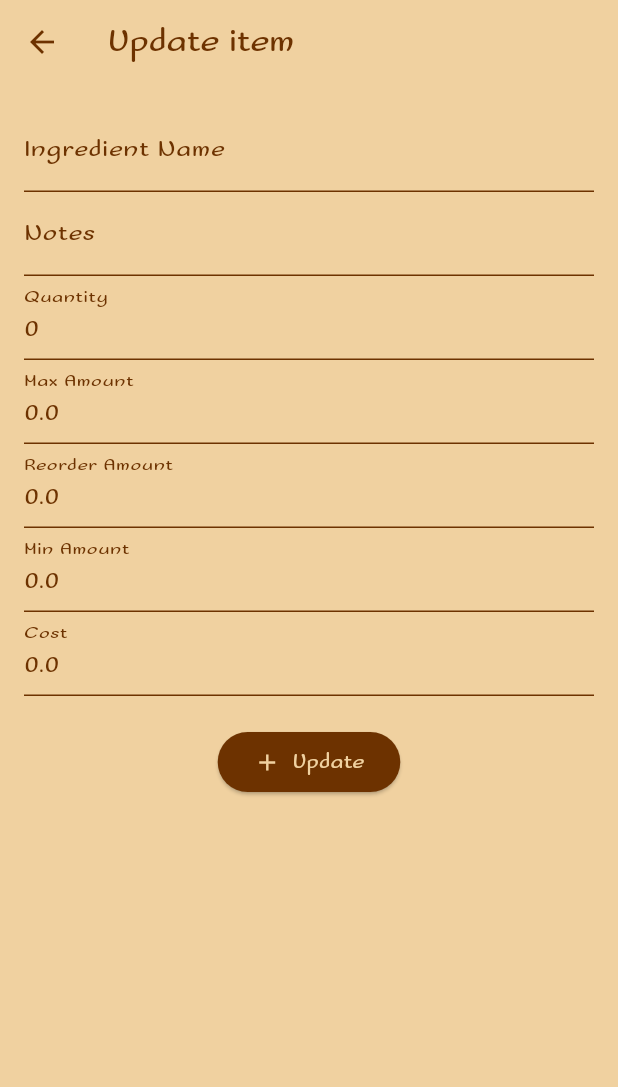
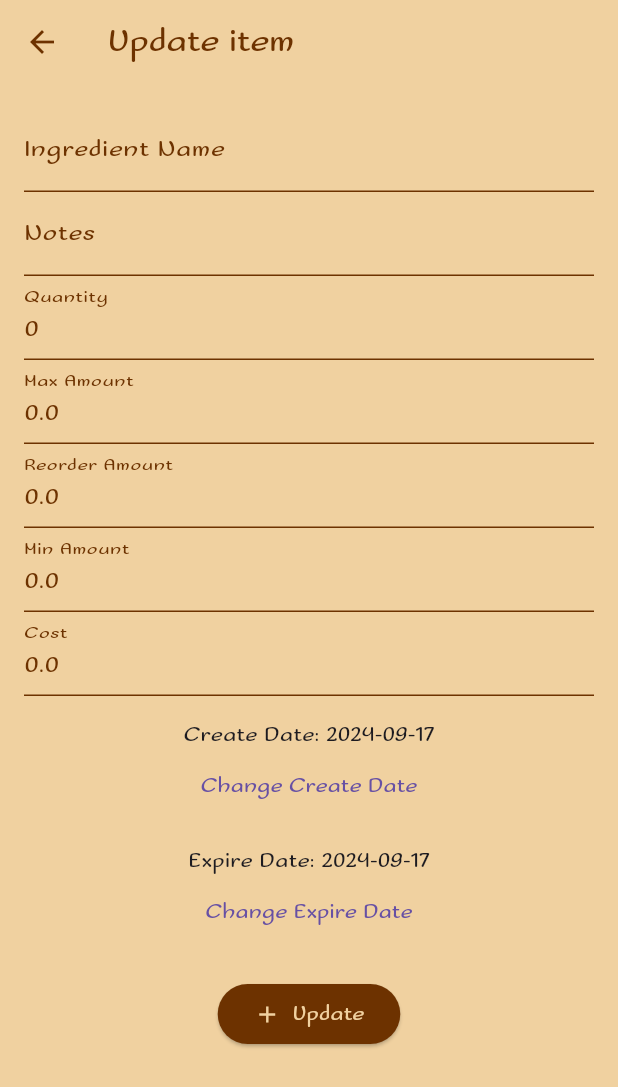
Before and after one commit to Jayjolie1026/BakeryManagement, a Flutter app: the ItemDetailPage screen opened directly with empty values, after a tap on "Update", on a phone screen of 412 x 824 dp. Shown: the top 1087 px of the screen. Run offline on Flutter 3.47's test engine with Material 3 defaults, Android fonts, the phone set to English and light mode, and no system bars.

Commit message:
fix DateTime bugs

```diff
--- a/bakery_management/lib/pages/inventory.dart
+++ b/bakery_management/lib/pages/inventory.dart
@@ -4,6 +4,7 @@ import 'inventoryItemClass.dart';
 import 'inventoryAPI.dart';
 import 'inventoryFunctions.dart';
 import 'inventorySearchWidget.dart';
+import 'package:intl/intl.dart';
 
 // Inventory Page
 class InventoryPage extends StatefulWidget {
@@ -171,6 +172,11 @@ class _ItemDetailPageState extends State<ItemDetailPage> {
     });
   }
 
+  String formatDate(DateTime dateTime) {
+    final DateFormat formatter = DateFormat('yyyy-MM-dd');
+    return formatter.format(dateTime);
+  }
+
   Widget _buildQuantityWarning(Item item) {
     if (item.quantity < item.minAmount) {
       return const Text(
@@ -221,8 +227,8 @@ class _ItemDetailPageState extends State<ItemDetailPage> {
             Text('Reorder Amount: ${_item.reorderAmount}', style: const TextStyle(fontSize: 18, color: Color(0xFF6D3200))),
             Text('Min Amount: ${_item.minAmount}', style: const TextStyle(fontSize: 18, color: Color(0xFF6D3200))),
             Text('Cost: ${_item.cost}', style: const TextStyle(fontSize: 18, color: Color(0xFF6D3200))),
-            // Text('Creation Date: ${formatDate(_item.createDateTime)}', style: const TextStyle(fontSize: 18, color: Color(0xFF6D3200))),
-            // Text('Expiration Date: ${formatDate(_item.expireDateTime)}', style: const TextStyle(fontSize: 18, color: Color(0xFF6D3200))),
+            Text('Created: ${formatDate(_item.createDateTime)}', style: const TextStyle(fontSize: 18, color: Color(0xFF6D3200))),
+            Text('Expires: ${formatDate(_item.expireDateTime)}', style: const TextStyle(fontSize: 18, color: Color(0xFF6D3200))),
 
             _buildQuantityWarning(_item),
             const SizedBox(height: 20),
@@ -289,8 +295,8 @@ class _ItemUpdatePageState extends State<ItemUpdatePage> {
   late TextEditingController _reorderAmountController;
   late TextEditingController _minAmountController;
   late TextEditingController _costController;
-  // late TextEditingController _createDateTimeController;
-  // late TextEditingController _expireDateTimeController;
+  late DateTime _createDateTime;
+  late DateTime _expireDateTime;
 
   @override
   void initState() {
@@ -302,8 +308,8 @@ class _ItemUpdatePageState extends State<ItemUpdatePage> {
     _reorderAmountController = TextEditingController(text: widget.item.reorderAmount.toString());
     _minAmountController = TextEditingController(text: widget.item.minAmount.toString());
     _costController = TextEditingController(text: widget.item.cost.toString());
-    // _createDateTimeController = TextEditingController(text: widget.item.createDateTime.toString());
-    // _expireDateTimeController = TextEditingController(text: widget.item.expireDateTime.toString());
+    _createDateTime = widget.item.createDateTime;
+    _expireDateTime = widget.item.expireDateTime;
   }
 
   @override
@@ -318,6 +324,27 @@ class _ItemUpdatePageState extends State<ItemUpdatePage> {
     // _createDateTimeController.dispose();
     // _expireDateTimeController.dispose();
     super.dispose();
+  }
+
+  // Format DateTime for display
+  String ormatDate(DateTime dateTime) {
+    final DateFormat formatter = DateFormat('yyyy-MM-dd');
+    return formatter.format(dateTime);
+  }
+
+  // Show DatePicker to select Date
+  Future<void> _selectDate(BuildContext context, DateTime initialDate, ValueChanged<DateTime> onDateSelected) async {
+    final DateTime? selectedDate = await showDatePicker(
+      context: context,
+      initialDate: initialDate,
+      firstDate: DateTime(2000),
+      lastDate: DateTime(2101),
+    );
+    if (selectedDate != null && selectedDate != initialDate) {
+      setState(() {
+        onDateSelected(selectedDate);
+      });
+    }
   }
 
   @override
@@ -432,34 +459,22 @@ class _ItemUpdatePageState extends State<ItemUpdatePage> {
               ),
               keyboardType: TextInputType.number,
             ),
-            // TextField(
-            //   controller: _createDateTimeController,
-            //   style: const TextStyle(color: Color(0xFF6D3200)),
-            //   decoration: const InputDecoration(labelText: 'Create Date',
-            //     labelStyle: TextStyle(color: Color(0xFF6D3200)),
-            //     focusedBorder: UnderlineInputBorder(
-            //       borderSide: BorderSide(color: Color(0xFF6D3200)), // Focused border color
-            //     ),
-            //     enabledBorder: UnderlineInputBorder(
-            //       borderSide: BorderSide(color: Color(0xFF6D3200)), // Enabled border color
-            //     ),
-            //   ),
-            //   keyboardType: TextInputType.number,
-            // ),
-            // TextField(
-            //   controller: _expireDateTimeController,
-            //   style: const TextStyle(color: Color(0xFF6D3200)),
-            //   decoration: const InputDecoration(labelText: 'Expire Data',
-            //     labelStyle: TextStyle(color: Color(0xFF6D3200)),
-            //     focusedBorder: UnderlineInputBorder(
-            //       borderSide: BorderSide(color: Color(0xFF6D3200)), // Focused border color
-            //     ),
-            //     enabledBorder: UnderlineInputBorder(
-            //       borderSide: BorderSide(color: Color(0xFF6D3200)), // Enabled border color
-            //     ),
-            //   ),
-            //   keyboardType: TextInputType.number,
-            // ),
+            const SizedBox(height: 16),
+            Text('Create Date: ${formatDate(_createDateTime)}'),
+            TextButton(
+              onPressed: () => _selectDate(context, _createDateTime, (date) {
+                _createDateTime = date;
+              }),
+              child: const Text('Change Create Date')
+            ),
+            const SizedBox(height: 16),
+            Text('Expire Date: ${formatDate(_expireDateTime)}'),
+            TextButton(
+                onPressed: () => _selectDate(context, _expireDateTime, (date) {
+                  _expireDateTime = date;
+                }),
+                child: const Text('Change Expire Date')
+            ),
             const SizedBox(height: 20),
             // Buttons
             ElevatedButton(
@@ -474,8 +489,8 @@ class _ItemUpdatePageState extends State<ItemUpdatePage> {
                   reorderAmount: double.parse(_reorderAmountController.text),
                   minAmount: double.parse(_minAmountController.text),
                   cost: double.parse(_costController.text),
-                  // createDateTime: DateTime.parse(_createDateTimeController as String),
-                  // expireDateTime: DateTime.parse(_expireDateTimeController as String),
+                  createDateTime: _createDateTime,
+                  expireDateTime: _expireDateTime,
                 );
 
                 // Call update API
--- a/bakery_management/lib/pages/inventoryAPI.dart
+++ b/bakery_management/lib/pages/inventoryAPI.dart
@@ -33,8 +33,8 @@ class InventoryApi {
       "reorderAmount": item.reorderAmount,
       "minAmount": item.minAmount,
       "cost": item.cost,
-      // "createDateTime": item.createDateTime,
-      // "expireDateTime": item.expireDateTime,
+      "createDateTime": item.createDateTime.toIso8601String(),
+      "expireDateTime": item.expireDateTime.toIso8601String(),
     });
 
     print('Request body: $body');
--- a/bakery_management/lib/pages/inventoryItemClass.dart
+++ b/bakery_management/lib/pages/inventoryItemClass.dart
@@ -4,8 +4,8 @@ class Item {
   final int quantity;
   final double cost;
   final String notes;
-  // DateTime createDateTime;
-  // DateTime expireDateTime;
+  final DateTime createDateTime;
+  final DateTime expireDateTime;
   final int employeeID; // Optional if included in API response
   final int recipeID;   // Optional if included in API response
   final String ingredientName;
@@ -20,8 +20,8 @@ class Item {
     required this.quantity,
     required this.cost,
     required this.notes,
-    // DateTime? createDateTime,
-    // DateTime? expireDateTime,
+    required this.createDateTime,
+    required this.expireDateTime,
     this.employeeID = 0, // Default to 0 if not included in API response
     this.recipeID = 0,   // Default to 0 if not included in API response
     required this.ingredientName, // Initialize IngredientName
@@ -37,8 +37,8 @@ class Item {
       quantity: json['Quantity'].toInt(),
       cost: json['Cost'].toDouble(),
       notes: json['Notes'] ?? '', // Default to empty string if null
-      // createDateTime: DateTime.parse(json['CreateDateTime']),
-      // expireDateTime: DateTime.parse(json['ExpireDateTime']),
+      createDateTime: DateTime.parse(json['CreateDateTime']),
+      expireDateTime: DateTime.parse(json['ExpireDateTime']),
       employeeID: json['EmployeeID'] ?? 0, // Use default if null
       recipeID: json['RecipeID'] ?? 0,     // Use default if null
       ingredientName: json['IngredientName'] ?? '', // Extract IngredientName
@@ -54,8 +54,8 @@ class Item {
     'Quantity': quantity,
     'Cost': cost,
     'Notes': notes,
-    // 'CreateDateTime': createDateTime.toIso8601String(),
-    // 'ExpireDateTime': expireDateTime.toIso8601String(),
+    'CreateDateTime': createDateTime.toIso8601String(),
+    'ExpireDateTime': expireDateTime.toIso8601String(),
     'EmployeeID': employeeID,
     'RecipeID': recipeID,
     'IngredientName': ingredientName, // Add IngredientName to JSON
--- a/bakery_management/pubspec.yaml
+++ b/bakery_management/pubspec.yaml
@@ -31,6 +31,7 @@ dependencies:
   flutter:
     sdk: flutter
   http: ^1.2.2
+  intl: ^0.19.0
 
 
   # The following adds the Cupertino Icons font to your application.
```
Also changed, not shown: bakery_management/lib/pages/inventoryFunctions.dart (+78 -48 lines), bakery_management/pubspec.lock.
